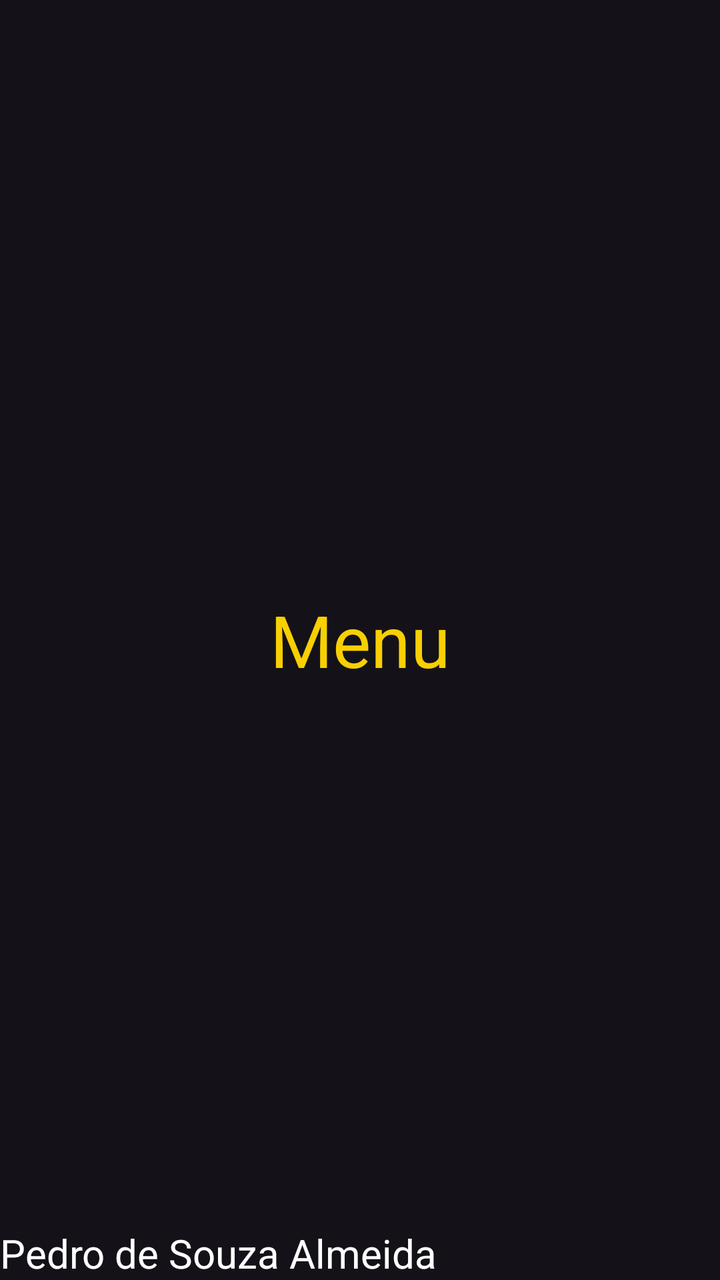
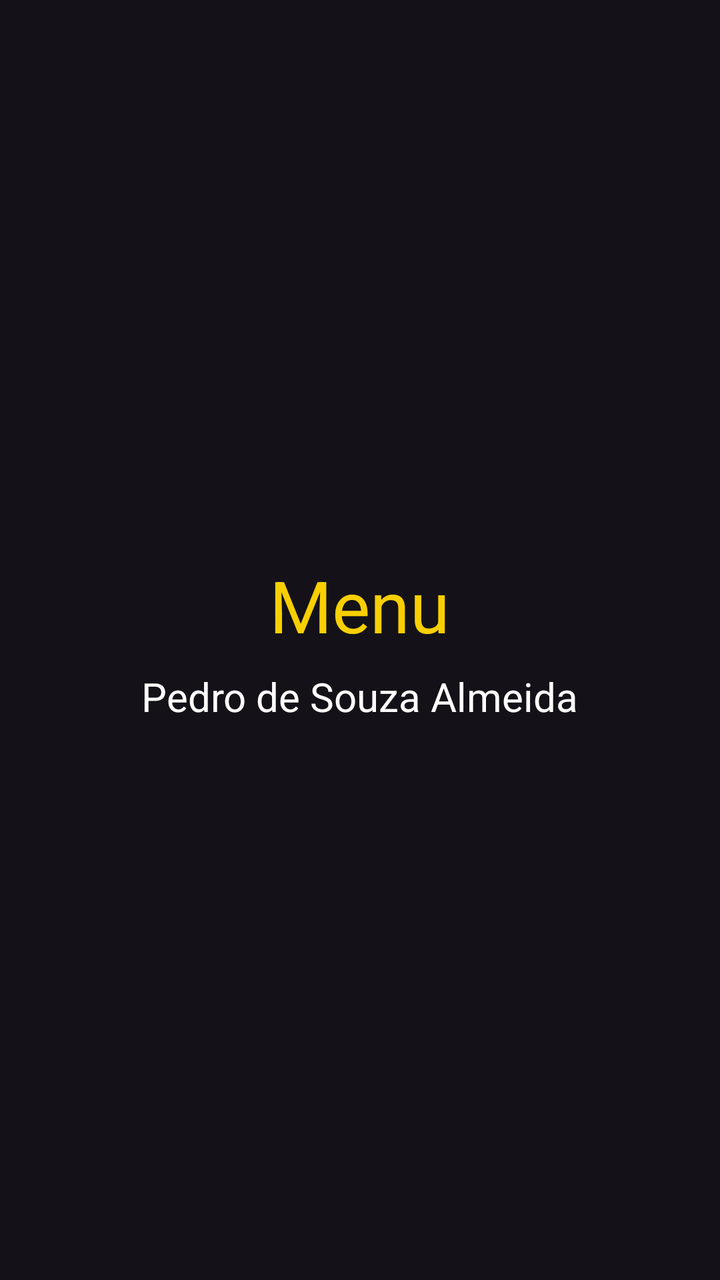

Compare the two renders of this Android layout. The source of the first and the diff that turns it into the second are given below.
<!-- AndroidManifest.xml: application theme Theme.NavigationDrawer -->
<!-- res/layout/fragment_menu.xml -->
<?xml version="1.0" encoding="utf-8"?>
<FrameLayout xmlns:android="http://schemas.android.com/apk/res/android"
    xmlns:tools="http://schemas.android.com/tools"
    android:layout_width="match_parent"
    android:layout_height="match_parent"
    tools:context=".MenuFragment">

    
    <TextView
        android:layout_width="match_parent"
        android:layout_height="match_parent"
        android:text="Menu"
        android:gravity="center"
        android:textColor="@color/amarelo"
        android:textSize="36sp"/>

    <TextView
        android:layout_width="match_parent"
        android:layout_height="match_parent"
        android:text="Pedro de Souza Almeida"
        android:gravity="bottom"
        android:textColor="@color/white"
        android:textSize="20sp" />

</FrameLayout>
<!-- resources referenced by this layout -->
<resources>
  <color name="amarelo">#F8CF01</color>
  <color name="white">#FFFFFFFF</color>
  <style name="Theme.NavigationDrawer" parent="Base.Theme.NavigationDrawer" />
  <style name="Base.Theme.NavigationDrawer" parent="Theme.Material3.Dark.NoActionBar">
          <item name="colorPrimary">#F8CF01</item>
          <item name="colorPrimaryVariant">#9E7B09</item>
          <item name="android:statusBarColor">@color/amarelo</item>
      </style>
</resources>

<!-- the commit's change to res/layout/fragment_menu.xml (unified diff, before → after) -->
@@ -1,25 +1,25 @@
 <?xml version="1.0" encoding="utf-8"?>
-<FrameLayout xmlns:android="http://schemas.android.com/apk/res/android"
+<LinearLayout xmlns:android="http://schemas.android.com/apk/res/android"
     xmlns:tools="http://schemas.android.com/tools"
     android:layout_width="match_parent"
     android:layout_height="match_parent"
+    android:orientation="vertical"
+    android:gravity="center"
     tools:context=".MenuFragment">
 
-    
     <TextView
-        android:layout_width="match_parent"
-        android:layout_height="match_parent"
+        android:layout_width="wrap_content"
+        android:layout_height="wrap_content"
         android:text="Menu"
-        android:gravity="center"
         android:textColor="@color/amarelo"
         android:textSize="36sp"/>
 
     <TextView
-        android:layout_width="match_parent"
-        android:layout_height="match_parent"
+        android:layout_width="wrap_content"
+        android:layout_height="wrap_content"
         android:text="Pedro de Souza Almeida"
-        android:gravity="bottom"
         android:textColor="@color/white"
-        android:textSize="20sp" />
+        android:textSize="20sp"
+        android:layout_marginTop="8dp" />
 
-</FrameLayout>
+</LinearLayout>
